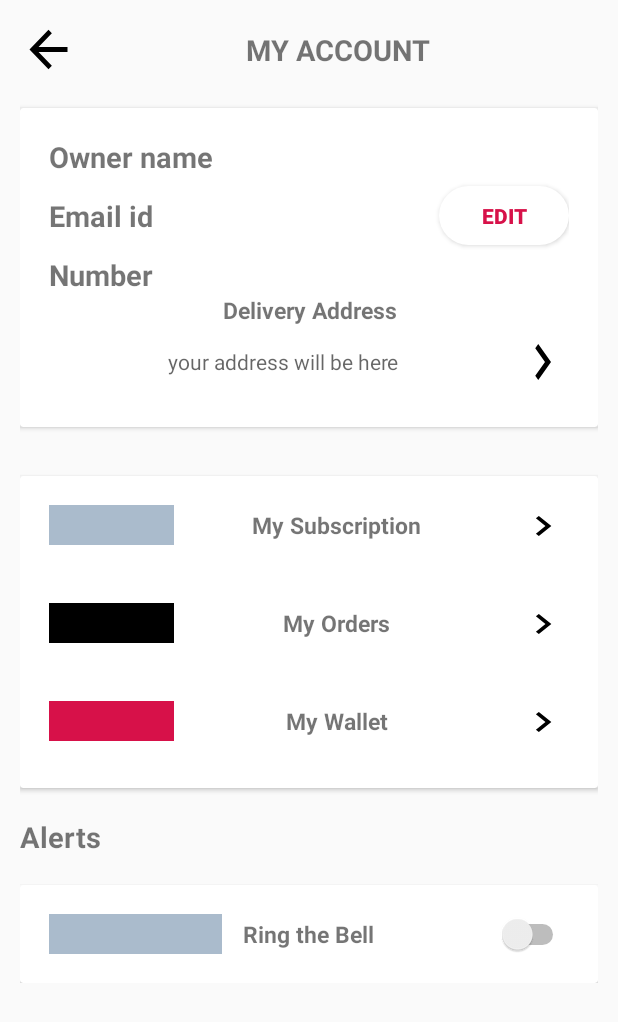
After one commit to appletsystem12/milk_bread, an Android app: the layout activity_my_account.xml on its own in the app's theme, with its tools: preview values and no code run, on a phone screen of 412 x 824 dp. The commit adds this screen. Shown: the top 1022 px of the screen. Run offline under Robolectric (Android 15) with nearby library versions, the phone set to English and light mode, and no system bars.

Commit message:
commit 29052020

```diff
--- a/app/build.gradle
+++ b/app/build.gradle
@@ -16,7 +16,8 @@ android {
 
     buildTypes {
         release {
-            minifyEnabled false
+            minifyEnabled true
+            shrinkResources true
             proguardFiles getDefaultProguardFile('proguard-android-optimize.txt'), 'proguard-rules.pro'
         }
     }
--- a/app/src/main/java/com/milk/bread/milkandbread/MyAccount.java
+++ b/app/src/main/java/com/milk/bread/milkandbread/MyAccount.java
@@ -23,7 +23,6 @@ public class MyAccount extends AppCompatActivity {
         back.setOnClickListener(new View.OnClickListener() {
             @Override
             public void onClick(View v) {
-
                 Intent i = new Intent(MyAccount.this,Home.class);
                 startActivity(i);
             }
--- /dev/null
+++ b/app/src/main/res/layout/activity_congrats.xml
@@ -0,0 +1,37 @@
+<?xml version="1.0" encoding="utf-8"?>
+<RelativeLayout
+    xmlns:android="http://schemas.android.com/apk/res/android"
+    xmlns:app="http://schemas.android.com/apk/res-auto"
+    xmlns:tools="http://schemas.android.com/tools"
+    android:layout_width="match_parent"
+    android:layout_height="match_parent"
+    tools:context=".Congrats">
+
+    <include layout="@layout/app_bar"/>
+    <LinearLayout
+        android:id="@+id/llLeftDrawer"
+        android:layout_width="@dimen/_240sdp"
+        android:layout_height="match_parent"
+        android:layout_gravity="start"
+        android:fitsSystemWindows="true"
+        android:gravity="center"
+        android:visibility="gone"
+        android:orientation="vertical">
+
+        <include layout="@layout/left_navigation_drawer" />
+
+
+
+    </LinearLayout>
+    <TextView
+        android:layout_width="match_parent"
+        android:layout_height="match_parent"
+        android:text="Thank you for shopping with us ..."
+        android:layout_marginTop="?actionBarSize"
+        android:gravity="center"
+        android:textStyle="bold"
+        android:background="#E43D08"
+        android:textColor="#fff"
+        android:textSize="@dimen/_25sdp"
+        />
+</RelativeLayout>
--- /dev/null
+++ b/app/src/main/res/layout/activity_my_account.xml
@@ -0,0 +1,302 @@
+<?xml version="1.0" encoding="utf-8"?>
+<RelativeLayout
+    xmlns:android="http://schemas.android.com/apk/res/android"
+    xmlns:app="http://schemas.android.com/apk/res-auto"
+    xmlns:tools="http://schemas.android.com/tools"
+    android:layout_width="match_parent"
+    android:layout_height="match_parent"
+    android:padding="@dimen/_10sdp"
+    tools:context=".MyAccount">
+
+    <ScrollView
+        android:layout_width="match_parent"
+        android:layout_height="match_parent">
+        <LinearLayout
+            android:layout_width="match_parent"
+            android:layout_height="match_parent"
+            android:orientation="vertical">
+            <LinearLayout
+                android:layout_width="match_parent"
+                android:layout_height="@dimen/_30sdp"
+                android:weightSum="1"
+                android:orientation="horizontal">
+                <ImageButton
+                    android:layout_width="0dp"
+                    android:layout_height="match_parent"
+                    android:id="@+id/backbutton"
+                    android:layout_weight="0.1"
+                    android:background="@drawable/ic_back"/>
+                <TextView
+                    android:layout_width="0dp"
+                    android:layout_weight="0.9"
+                    android:layout_height="match_parent"
+                    android:text="MY ACCOUNT"
+                    android:textSize="@dimen/_15sdp"
+                    android:textStyle="bold"
+                    android:gravity="center"/>
+            </LinearLayout>
+            <androidx.cardview.widget.CardView
+                android:layout_width="match_parent"
+                android:layout_marginTop="@dimen/_15sdp"
+                android:layout_height="wrap_content">
+                <LinearLayout
+                    android:layout_width="match_parent"
+                    android:layout_height="wrap_content"
+                    android:padding="@dimen/_15sdp"
+                    android:orientation="vertical"
+                    >
+
+                    <LinearLayout
+                        android:layout_width="match_parent"
+                        android:layout_height="match_parent"
+                        android:orientation="horizontal"
+                        android:weightSum="2">
+
+                        <LinearLayout
+                            android:layout_width="0dp"
+                            android:layout_height="wrap_content"
+                            android:layout_weight="1.5"
+                            android:orientation="vertical">
+                            <TextView
+                                android:layout_width="match_parent"
+                                android:layout_height="@dimen/_30sdp"
+                                android:text="Owner name"
+                                android:textStyle="bold"
+                                android:textSize="@dimen/_15sdp"
+                                />
+                            <TextView
+                                android:layout_width="match_parent"
+                                android:layout_height="@dimen/_20sdp"
+                                android:textSize="@dimen/_15sdp"
+                                android:textStyle="bold"
+                                android:text="Email id"
+                                />
+                            <TextView
+                                android:layout_width="match_parent"
+                                android:layout_height="@dimen/_20sdp"
+                                android:textSize="@dimen/_15sdp"
+                                android:layout_marginTop="@dimen/_10sdp"
+                                android:textStyle="bold"
+                                android:text="Number"
+                                />
+
+
+                        </LinearLayout>
+
+                        <Button
+                            android:layout_width="0dp"
+                            android:layout_height="@dimen/_30sdp"
+                            android:layout_weight="0.5"
+                            android:layout_gravity="center"
+                            android:text="Edit"
+                            android:id="@+id/edit"
+                            android:textStyle="bold"
+                            android:textColor="#d71149"
+                            android:background="@drawable/white_button"
+                            />
+
+
+
+
+                    </LinearLayout>
+
+                    <TextView
+                        android:layout_width="match_parent"
+                        android:layout_height="wrap_content"
+                        android:text="Delivery Address"
+                        android:gravity="center"
+                        android:textStyle="bold"
+                        android:textSize="@dimen/_12sdp"/>
+                    <LinearLayout
+                        android:layout_width="match_parent"
+                        android:layout_height="wrap_content"
+                        android:orientation="horizontal"
+                        android:weightSum="2">
+
+                        <TextView
+                            android:layout_width="0dp"
+                            android:layout_height="wrap_content"
+                            android:layout_weight="1.8"
+                            android:hint="your address will be here"
+                            android:gravity="center"/>
+
+                        <Button
+                            android:layout_width="0dp"
+                            android:layout_height="wrap_content"
+                            android:background="@drawable/ic_next"
+                            android:layout_weight="0.2"/>
+
+
+
+                    </LinearLayout>
+                </LinearLayout>
+
+
+
+
+
+
+            </androidx.cardview.widget.CardView>
+
+            <androidx.cardview.widget.CardView
+                android:layout_width="match_parent"
+                android:layout_height="@dimen/_160sdp"
+                android:layout_marginTop="@dimen/_25sdp">
+
+                <LinearLayout
+                    android:layout_width="match_parent"
+                    android:layout_height="match_parent"
+                    android:orientation="vertical">
+
+                    <LinearLayout
+                        android:layout_width="match_parent"
+                        android:layout_height="@dimen/_50sdp"
+                        android:orientation="horizontal"
+                        android:padding="@dimen/_15sdp"
+                        android:weightSum="2">
+
+                        <ImageView
+                            android:layout_width="0dp"
+                            android:layout_height="match_parent"
+                            android:background="#abc"
+                            android:layout_weight="0.5"
+                            />
+                        <TextView
+                            android:layout_width="0dp"
+                            android:layout_height="match_parent"
+                            android:gravity="center"
+                            android:textStyle="bold"
+                            android:textSize="@dimen/_12sdp"
+                            android:layout_weight="1.3"
+                            android:text="My Subscription"/>
+
+
+                        <Button
+                            android:layout_width="0dp"
+                            android:layout_height="wrap_content"
+                            android:background="@drawable/ic_next"
+                            android:layout_marginLeft="@dimen/_10sdp"
+                            android:layout_weight="0.2"/>
+
+                    </LinearLayout>
+                    <LinearLayout
+                        android:layout_width="match_parent"
+                        android:layout_height="@dimen/_50sdp"
+                        android:orientation="horizontal"
+                        android:padding="@dimen/_15sdp"
+                        android:weightSum="2">
+
+                        <ImageView
+                            android:layout_width="0dp"
+                            android:layout_height="match_parent"
+                            android:layout_weight="0.5"
+                            android:background="#000"
+                            />
+                        <TextView
+                            android:layout_width="0dp"
+                            android:layout_height="match_parent"
+                            android:gravity="center"
+                            android:textStyle="bold"
+                            android:textSize="@dimen/_12sdp"
+                            android:layout_weight="1.3"
+                            android:text="My Orders"/>
+
+
+                        <Button
+                            android:layout_width="0dp"
+                            android:layout_height="wrap_content"
+                            android:background="@drawable/ic_next"
+                            android:layout_marginLeft="@dimen/_10sdp"
+                            android:layout_weight="0.2"/>
+
+                    </LinearLayout>
+                    <LinearLayout
+                        android:layout_width="match_parent"
+                        android:layout_height="@dimen/_50sdp"
+                        android:orientation="horizontal"
+                        android:padding="@dimen/_15sdp"
+                        android:weightSum="2">
+
+                        <ImageView
+                            android:layout_width="0dp"
+                            android:layout_height="match_parent"
+                            android:layout_weight="0.5"
+                            android:background="#d71149"
+                            />
+                        <TextView
+                            android:layout_width="0dp"
+                            android:layout_height="match_parent"
+                            android:gravity="center"
+                            android:textStyle="bold"
+                            android:textSize="@dimen/_12sdp"
+                            android:layout_weight="1.3"
+                            android:text="My Wallet"/>
+
+
+                        <Button
+                            android:layout_width="0dp"
+                            android:layout_height="wrap_content"
+                            android:background="@drawable/ic_next"
+                            android:id="@+id/wallets"
+                            android:layout_marginLeft="@dimen/_10sdp"
+                            android:layout_weight="0.2"
+                            />
+
+                    </LinearLayout>
+
+
+
+
+
+                </LinearLayout>
+
+
+
+
+            </androidx.cardview.widget.CardView>
+
+            <TextView
+                android:layout_width="match_parent"
+                android:layout_height="@dimen/_20sdp"
+                android:text="Alerts"
+                android:layout_marginTop="@dimen/_15sdp"
+                android:textStyle="bold"
+                android:textSize="@dimen/_15sdp"
+                />
+            <androidx.cardview.widget.CardView
+                android:layout_width="match_parent"
+                android:layout_height="@dimen/_50sdp"
+                android:layout_marginTop="@dimen/_15sdp">
+
+                <LinearLayout
+                    android:layout_width="match_parent"
+                    android:layout_height="match_parent"
+                    android:orientation="horizontal"
+                    android:padding="@dimen/_15sdp"
+                    android:weightSum="3">
+
+                    <ImageView
+                        android:layout_width="0dp"
+                        android:layout_height="match_parent"
+                        android:background="#abc"
+                        android:layout_weight="1"/>
+
+                    <TextView
+                        android:layout_width="0dp"
+                        android:layout_height="match_parent"
+                        android:text="Ring the Bell"
+                        android:layout_weight="1"
+                        android:gravity="center"
+                        android:textStyle="bold"
+                        android:textSize="@dimen/_12sdp"/>
+
+                    <Switch
+                        android:layout_width="0dp"
+                        android:layout_height="match_parent"
+                        android:layout_weight="1"/>
+                </LinearLayout>
+            </androidx.cardview.widget.CardView>
+        </LinearLayout>
+    </ScrollView>
+
+</RelativeLayout>
--- a/app/src/main/res/layout/fragment_home.xml
+++ b/app/src/main/res/layout/fragment_home.xml
@@ -51,6 +51,8 @@
                     android:textStyle="bold"
                     android:gravity="center"
                     android:textSize="25sp"/>
+
+
                 <LinearLayout
                     android:layout_width="match_parent"
                     android:layout_height="wrap_content"
@@ -58,7 +60,7 @@
                     android:weightSum="3"
                     android:orientation="horizontal">
                     <Button
-                        android:layout_width="match_parent"
+                        android:layout_width="105sp"
                         android:layout_height="140sp"
                         android:layout_weight="1"
                         android:layout_marginEnd="10sp"
@@ -66,35 +68,39 @@
                         android:background="@drawable/bestpromo"/>
 
                     <Button
-                        android:layout_width="match_parent"
+                        android:layout_width="105sp"
                         android:layout_height="140sp"
                         android:layout_weight="1"
                         android:layout_marginEnd="10sp"
                         android:id="@+id/selling"
-                        android:visibility="gone"
                         android:background="@drawable/bestselling"/>
                     <Button
-                        android:layout_width="match_parent"
+                        android:layout_width="105sp"
                         android:layout_height="140sp"
                         android:layout_weight="1"
                         android:layout_marginEnd="10sp"
                         android:id="@+id/fruits"
-                        android:visibility="gone"
                         android:background="@drawable/fruit"/>
+                </LinearLayout>
 
+                <LinearLayout
+                    android:layout_width="match_parent"
+                    android:layout_height="wrap_content"
+                    android:orientation="horizontal"
+                    android:padding="10sp"
+                    android:weightSum="3">
 
                     <Button
                         android:id="@+id/newpdt"
-                            android:layout_width="match_parent"
+                        android:layout_width="105sp"
                         android:layout_height="140sp"
                         android:layout_marginEnd="10sp"
                         android:layout_weight="1"
-                            android:visibility="gone"
                         android:background="@drawable/newproduct" />
 
                     <Button
                         android:id="@+id/vegetables"
-                            android:layout_width="match_parent"
+                        android:layout_width="105sp"
                         android:layout_height="140sp"
                         android:layout_marginEnd="10sp"
                         android:layout_weight="1"
@@ -102,12 +108,11 @@
 
                     <Button
                         android:id="@+id/fastfood"
-                            android:layout_width="match_parent"
+                        android:layout_width="105sp"
                         android:layout_height="140sp"
                         android:layout_marginEnd="10sp"
                         android:layout_weight="1"
                         android:background="@drawable/fastfood" />
-
                 </LinearLayout>
 
                 <TextView
--- a/app/src/main/res/layout/toolbar.xml
+++ b/app/src/main/res/layout/toolbar.xml
@@ -22,9 +22,8 @@
                 android:background="@drawable/ic_menu"
                 android:layout_centerVertical="true"
                 android:id="@+id/menu"
-                android:layout_alignParentEnd="true"
-                android:layout_marginEnd="10dp"
-
+                android:layout_alignParentStart="true"
+                android:layout_marginStart="10dp"
                 android:contentDescription="@string/app_name" />
 
             <ImageButton
@@ -34,25 +33,26 @@
                 android:layout_centerVertical="true"
                 android:id="@+id/account"
                 android:contentDescription="@string/app_name"
-                android:layout_marginRight="@dimen/_10sdp"
-                android:layout_toLeftOf="@+id/menu"
+                android:layout_marginEnd="@dimen/_10sdp"
+                android:layout_alignParentEnd="true"
                 />
 
             <ImageView
                 android:layout_width="@dimen/_120sdp"
                 android:layout_height="match_parent"
                 android:id="@+id/logo"
+                android:layout_centerInParent="true"
                 android:contentDescription="@string/app_name"
-                android:layout_alignParentStart="true"
-                android:layout_centerVertical="true"
+                android:layout_marginStart="@dimen/_50sdp"
+                android:layout_toEndOf="@+id/menu"
                 android:src="@drawable/logo"
                 />
 
             <ImageButton
                 android:layout_width="wrap_content"
                 android:layout_height="wrap_content"
-                android:layout_marginRight="@dimen/_10sdp"
-                android:layout_toLeftOf="@+id/account"
+                android:layout_marginEnd="@dimen/_15sdp"
+                android:layout_toStartOf="@+id/account"
                 android:background="@drawable/ic_shopping_cart"
                 android:id="@+id/cart"
                 android:contentDescription="@string/app_name"
--- a/build.gradle
+++ b/build.gradle
@@ -8,7 +8,7 @@ buildscript {
 
     }
     dependencies {
-        classpath 'com.android.tools.build:gradle:3.6.3'
+        classpath 'com.android.tools.build:gradle:4.0.0'
 
 
         // NOTE: Do not place your application dependencies here; they belong
```
Also changed, not shown: app/src/main/java/com/milk/bread/milkandbread/Home.java (+4 -26 lines), gradle/wrapper/gradle-wrapper.properties. Lines whose indentation alone changed are shown as unchanged.
